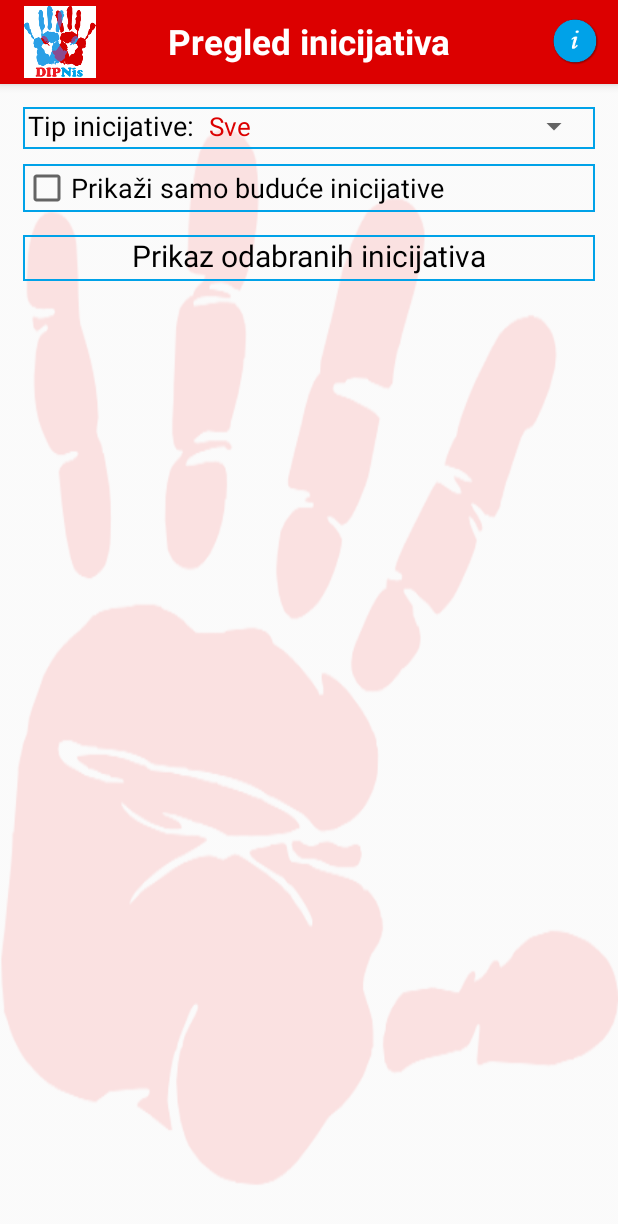
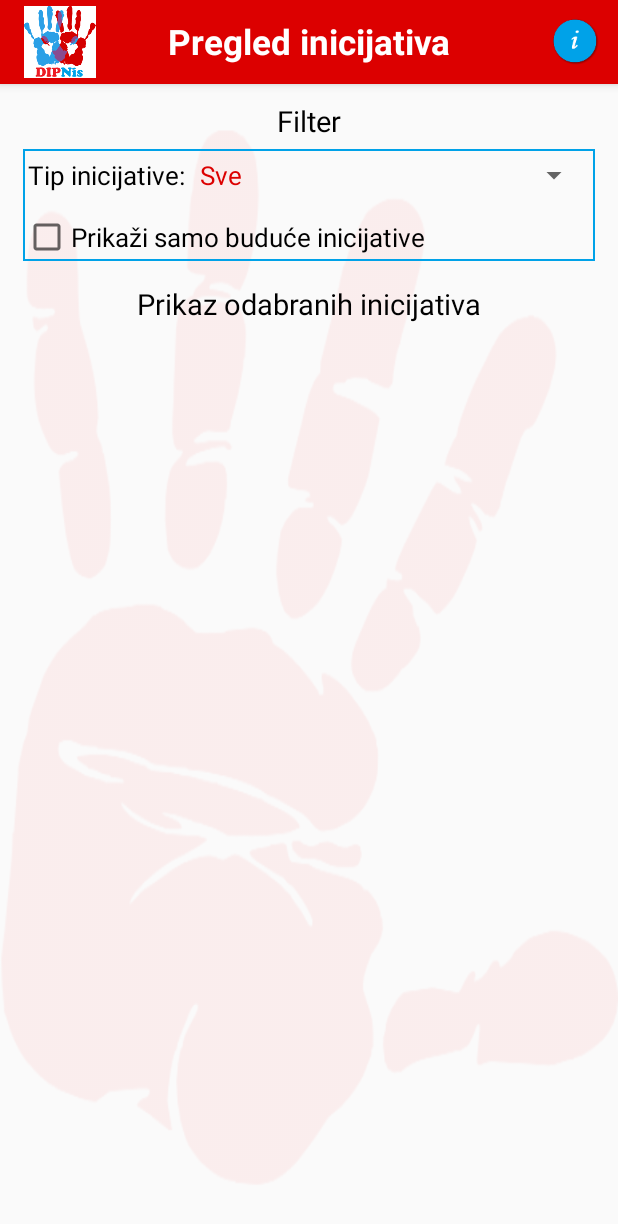
Before and after one commit to DimitrijeKocic/DIPNis, an Android app: the InitiativeReviewActivity screen opened directly, with no data from a screen before it, on a phone screen of 412 x 824 dp. Shown: the top 1224 px of the screen. Run offline under Robolectric (Android 15) with nearby library versions, the phone set to English and light mode, and no system bars.

Commit message:
poceo pregled inicijativa

```diff
--- a/app/src/main/res/drawable/transparent_background_image.xml
+++ b/app/src/main/res/drawable/transparent_background_image.xml
@@ -1,5 +1,5 @@
 <?xml version="1.0" encoding="utf-8"?>
 <bitmap xmlns:android="http://schemas.android.com/apk/res/android"
     android:src="@drawable/dipnisbackground"
-    android:alpha="0.1">
+    android:alpha="0.05">
 </bitmap>
--- a/app/src/main/res/layout/content_initiative_review.xml
+++ b/app/src/main/res/layout/content_initiative_review.xml
@@ -9,74 +9,79 @@
     tools:showIn="@layout/activity_initiative_review"
     android:background="@drawable/transparent_background_image">
 
-    <ScrollView
+    <RelativeLayout
+        android:id="@+id/rlInitiativeReview"
         android:layout_width="0dp"
         android:layout_height="wrap_content"
-        android:id="@+id/scvInitiativeReview"
-        tools:layout_constraintTop_creator="1"
+        android:layout_marginEnd="@dimen/mar15"
+        android:layout_marginLeft="@dimen/mar15"
+        android:layout_marginRight="@dimen/mar15"
+        android:layout_marginStart="@dimen/mar15"
+        android:layout_marginTop="1dp"
+        app:layout_constraintHorizontal_bias="0.0"
+        app:layout_constraintLeft_toLeftOf="parent"
+        app:layout_constraintRight_toRightOf="parent"
+        app:layout_constraintTop_toTopOf="parent"
+        tools:layout_constraintLeft_creator="1"
         tools:layout_constraintRight_creator="1"
-        app:layout_constraintRight_toRightOf="parent"
-        tools:layout_constraintLeft_creator="1"
-        app:layout_constraintLeft_toLeftOf="parent"
-        app:layout_constraintTop_toTopOf="parent"
-        android:layout_marginLeft="@dimen/mar15"
-        android:layout_marginStart="@dimen/mar15"
-        android:layout_marginRight="@dimen/mar15"
-        android:layout_marginEnd="@dimen/mar15">
+        tools:layout_constraintTop_creator="1">
 
-        <RelativeLayout
+        <TextView
+            android:id="@+id/IRTvFilter"
             android:layout_width="match_parent"
             android:layout_height="wrap_content"
-            android:id="@+id/rlInitiativeReview">
+            android:text="@string/strIRTvFilter"
+            android:textAlignment="center"
+            android:textColor="@color/black"
+            android:textSize="@dimen/t19"
+            android:layout_marginTop="@dimen/mar10" />
 
         <RelativeLayout
             android:id="@+id/IRRlFilter"
             android:layout_width="match_parent"
             android:layout_height="wrap_content"
-                android:layout_alignParentTop="true"
-                android:layout_alignParentLeft="true"
-                android:layout_alignParentStart="true">
+            android:background="@drawable/border"
+            android:layout_marginTop="@dimen/mar6"
+            android:layout_below="@id/IRTvFilter">
 
             <LinearLayout
+                android:id="@+id/IRLlTipInicijative"
                 android:layout_width="match_parent"
                 android:layout_height="wrap_content"
-                    android:id="@+id/IRLlTipInicijative"
+                android:layout_marginTop="@dimen/mar5"
                 android:orientation="horizontal"
-                    android:layout_marginTop="@dimen/mar15"
+                android:paddingBottom="@dimen/pad3"
                 android:paddingLeft="@dimen/pad3"
-                    android:paddingBottom="@dimen/pad3"
-                    android:paddingRight="@dimen/pad3"
-                    android:background="@drawable/border">
+                android:paddingRight="@dimen/pad3">
 
                 <TextView
                     android:id="@+id/IRTvTipInicijative"
                     android:layout_width="wrap_content"
                     android:layout_height="wrap_content"
-                        android:text="@string/strIRTvTipInicijative"
+                    android:text="@string/strIRIDIATvTipInicijative"
                     android:textColor="@color/black"
-                        android:textSize="@dimen/t18"/>
+                    android:textSize="@dimen/t17" />
 
                 <Spinner
                     android:id="@+id/IRSpinTipInicijative"
                     android:layout_width="0dp"
                     android:layout_height="wrap_content"
-                        android:layout_weight="1"
                     android:layout_marginLeft="@dimen/mar10"
-                        android:layout_marginStart="@dimen/mar10"/>
+                    android:layout_marginStart="@dimen/mar10"
+                    android:layout_weight="1" />
 
             </LinearLayout>
 
             <LinearLayout
+                android:id="@+id/IRLlVrstaRazlog"
                 android:layout_width="match_parent"
                 android:layout_height="wrap_content"
-                    android:id="@+id/IRLlVrstaRazlog"
+                android:layout_below="@id/IRLlTipInicijative"
+                android:layout_marginTop="@dimen/mar10"
                 android:orientation="horizontal"
-                    android:layout_marginTop="@dimen/mar10"
+                android:paddingBottom="@dimen/pad3"
                 android:paddingLeft="@dimen/pad3"
-                    android:paddingBottom="@dimen/pad3"
                 android:paddingRight="@dimen/pad3"
-                    android:background="@drawable/border"
-                    android:layout_below="@id/IRLlTipInicijative"
                 android:visibility="gone">
 
                 <TextView
@@ -85,15 +90,15 @@
                     android:layout_height="wrap_content"
                     android:text=""
                     android:textColor="@color/black"
-                        android:textSize="@dimen/t18"/>
+                    android:textSize="@dimen/t17" />
 
                 <Spinner
                     android:id="@+id/IRSpinVrstaRazlog"
                     android:layout_width="0dp"
                     android:layout_height="wrap_content"
-                        android:layout_weight="1"
                     android:layout_marginLeft="@dimen/mar10"
-                        android:layout_marginStart="@dimen/mar10"/>
+                    android:layout_marginStart="@dimen/mar10"
+                    android:layout_weight="1" />
 
             </LinearLayout>
 
@@ -101,12 +106,11 @@
                 android:id="@+id/IRChkBuduceInicijative"
                 android:layout_width="match_parent"
                 android:layout_height="wrap_content"
+                android:layout_below="@id/IRLlVrstaRazlog"
+                android:layout_marginTop="@dimen/mar10"
                 android:text="@string/strIRChkBuduceInicijative"
                 android:textColor="@color/black"
-                    android:textSize="@dimen/t18"
-                    android:layout_marginTop="@dimen/mar10"
-                    android:background="@drawable/border"
-                    android:layout_below="@id/IRLlVrstaRazlog"/>
+                android:textSize="@dimen/t17" />
 
         </RelativeLayout>
 
@@ -116,7 +120,6 @@
             android:layout_height="wrap_content"
             android:layout_below="@id/IRRlFilter"
             android:layout_marginTop="@dimen/mar15"
-                android:background="@drawable/border"
             android:paddingBottom="@dimen/pad3"
             android:paddingLeft="@dimen/pad3"
             android:paddingRight="@dimen/pad3">
@@ -128,12 +131,61 @@
                 android:text="@string/strIRTvPrikaz"
                 android:textAlignment="center"
                 android:textColor="@color/black"
-                    android:textSize="@dimen/t20" />
+                android:textSize="@dimen/t19"
+                android:layout_marginBottom="@dimen/mar8"/>
+
+            <ListView
+                android:id="@+id/IRLvPrikaz"
+                android:layout_width="match_parent"
+                android:layout_height="match_parent"
+                android:layout_below="@id/IRTvPrikaz" />
+
+            <TextView
+                android:id="@+id/IRTvPrikazNePostoji"
+                android:layout_width="match_parent"
+                android:layout_height="wrap_content"
+                android:text="@string/strIRTvPrikazNePostoji"
+                android:textColor="@color/red"
+                android:textSize="@dimen/t17"
+                android:layout_below="@id/IRTvPrikaz"
+                android:visibility="gone"/>
 
         </RelativeLayout>
 
     </RelativeLayout>
 
-    </ScrollView>
+    <android.support.constraint.ConstraintLayout
+        android:id="@+id/IRClProgressBar"
+        android:layout_width="0dp"
+        android:layout_height="0dp"
+        android:layout_marginBottom="0dp"
+        android:layout_marginEnd="0dp"
+        android:layout_marginLeft="0dp"
+        android:layout_marginRight="0dp"
+        android:layout_marginStart="0dp"
+        android:layout_marginTop="0dp"
+        app:layout_constraintBottom_toBottomOf="@+id/rlInitiativeReview"
+        app:layout_constraintLeft_toLeftOf="parent"
+        app:layout_constraintRight_toRightOf="parent"
+        app:layout_constraintTop_toTopOf="parent"
+        android:background="@color/greyTransparent"
+        android:visibility="gone">
+
+        <ProgressBar
+            android:id="@+id/IRProgressBar"
+            android:layout_width="wrap_content"
+            android:layout_height="wrap_content"
+            android:layout_marginRight="8dp"
+            app:layout_constraintRight_toRightOf="parent"
+            android:layout_marginLeft="8dp"
+            app:layout_constraintLeft_toLeftOf="parent"
+            app:layout_constraintTop_toTopOf="parent"
+            android:layout_marginTop="8dp"
+            app:layout_constraintBottom_toBottomOf="parent"
+            android:layout_marginBottom="8dp"
+            android:layout_marginStart="8dp"
+            android:layout_marginEnd="8dp" />
 
     </android.support.constraint.ConstraintLayout>
+
+</android.support.constraint.ConstraintLayout>
--- a/app/src/main/res/values/strings.xml
+++ b/app/src/main/res/values/strings.xml
@@ -102,11 +102,16 @@
 
 
     <!--.....................INICIJATIVE......................-->
+    <!--Zajednicko-->
+    <string name="strIRIDIATvTipInicijative">Tip inicijative:</string>
+    <string name="strIRIDTvVrstaSporta">Vrsta sporta:</string>
+    <string name="strIRIDTvRazlogProtesta">Razlog protesta:</string>
+    <string name="strIRIDTvVrstaHumanitarneAkcije">Vrsta humanitarne akcije:</string>
+    <string name="strIRIDTvVrstaInicijative">Vrsta inicijative:</string>
+    <string name="strIDIABtnDodajSliku">Dodaj sliku</string>
+
     <!--Iz forme Pregled inicijativa-->
-    <string name="strIRTvTipInicijative">Tip inicijative:</string>
-    <string name="strIRTvVrstaSporta">Vrsta sporta:</string>
-    <string name="strIRTvVrstaInicijative">Vrsta inicijative:</string>
-    <string name="strIRTvRazlog">Razlog:</string>
+    <string name="strIRTvFilter">Filter</string>
     <string-array name="strIRSpinTipInicijative">
         <item>Sve</item>
         <item>Sportske</item>
@@ -116,5 +121,6 @@
     </string-array>
     <string name="strIRChkBuduceInicijative">Prikaži samo buduće inicijative</string>
     <string name="strIRTvPrikaz">Prikaz odabranih inicijativa</string>
+    <string name="strIRTvPrikazNePostoji">Ne postoji nijedna inicijativa ove vrste.</string>
 
 </resources>
```
Lines whose indentation alone changed are shown as unchanged.
